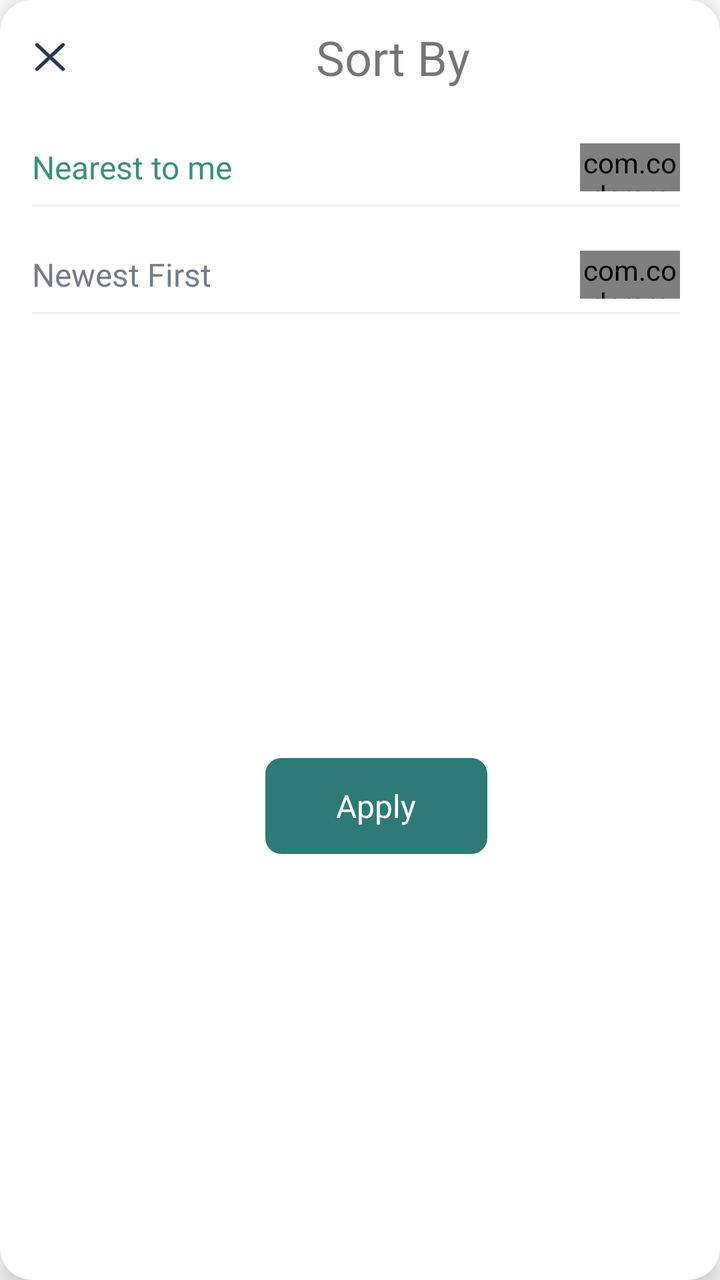
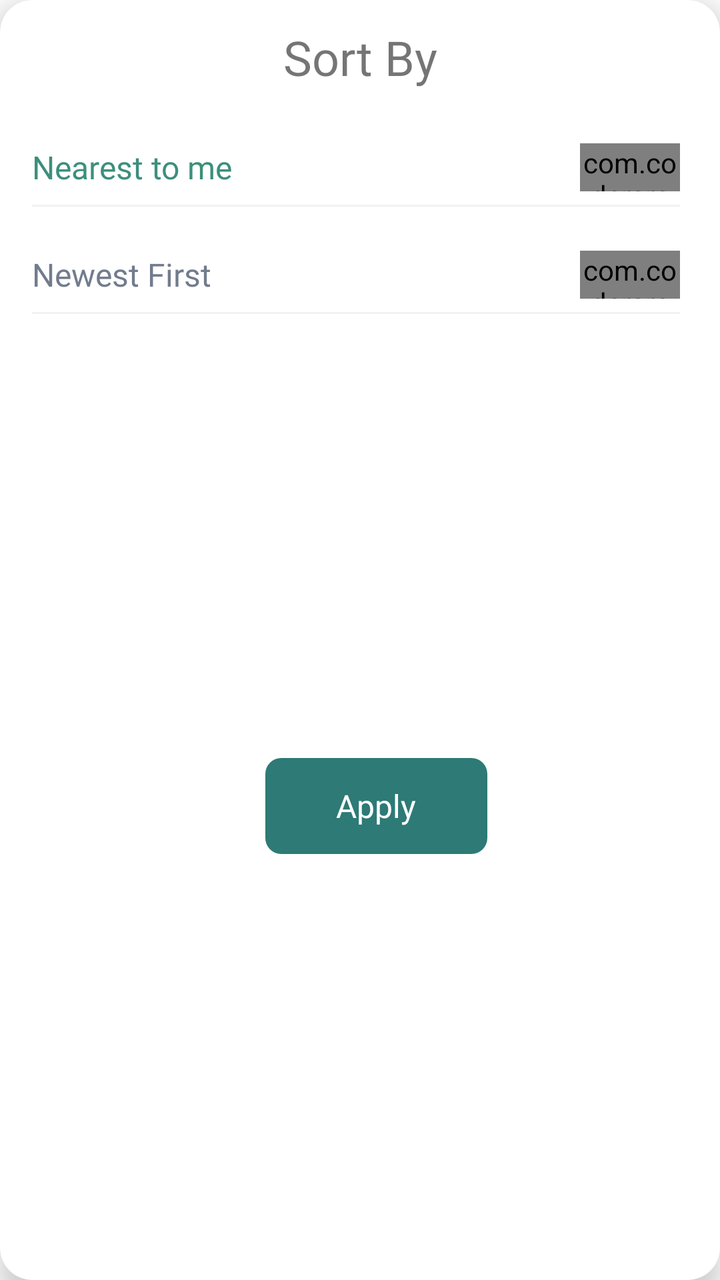

An Android layout rendered at two revisions. The XML below is the earlier revision; the diff shows what the commit changed to produce the second picture.
<!-- AndroidManifest.xml: application theme Theme.AbraaKaDabraa.App -->
<!-- res/layout/alert_nearby_filter.xml -->
<?xml version="1.0" encoding="utf-8"?>
<androidx.cardview.widget.CardView
    xmlns:android="http://schemas.android.com/apk/res/android"
    xmlns:app="http://schemas.android.com/apk/res-auto"
    android:layout_height="240dp"
    android:layout_width="300dp"
    app:cardBackgroundColor="@color/white"
    app:cardCornerRadius="@dimen/dp_16"
    app:cardElevation="8dp"
    app:layout_constraintBottom_toBottomOf="parent"
    app:layout_constraintEnd_toEndOf="parent"
    app:layout_constraintHeight_percent="0.3"
    app:layout_constraintStart_toStartOf="parent"
    app:layout_constraintTop_toTopOf="parent"
    app:layout_constraintWidth_percent="0.8">

    <androidx.constraintlayout.widget.ConstraintLayout
        android:layout_width="match_parent"
        android:layout_height="match_parent">

        <ImageView
            android:id="@+id/closeBtn"
            android:layout_width="@dimen/dp_16"
            android:layout_height="15dp"
            android:layout_marginStart="17dp"
            android:layout_marginTop="21dp"
            android:src="@drawable/ic_close_icon"
            app:layout_constraintStart_toStartOf="parent"
            app:layout_constraintTop_toTopOf="parent" />

        <TextView
            android:id="@+id/textView117"
            android:layout_width="wrap_content"
            android:layout_height="wrap_content"
            android:fontFamily="@font/montserrat_semi_bold"
            android:text="Sort By"
            android:textSize="24sp"
            app:layout_constraintBottom_toBottomOf="@+id/closeBtn"
            app:layout_constraintEnd_toEndOf="parent"
            app:layout_constraintStart_toEndOf="@+id/closeBtn"
            app:layout_constraintTop_toTopOf="@+id/closeBtn" />

        <TextView
            android:id="@+id/nearToMeTxt"
            android:layout_width="wrap_content"
            android:layout_height="wrap_content"
            android:layout_marginStart="16dp"
            android:layout_marginTop="28dp"
            android:fontFamily="@font/montserrat_medium"
            android:text="Nearest to me"
            android:textColor="@color/cat_select_color"
            android:textSize="@dimen/sp_16"
            app:layout_constraintStart_toStartOf="parent"
            app:layout_constraintTop_toBottomOf="@+id/textView117" />

        <TextView
            android:id="@+id/textView118"
            android:layout_width="0dp"
            android:layout_height="1dp"
            android:layout_marginTop="8dp"
            android:background="#F2F2F2"
            app:layout_constraintEnd_toEndOf="@+id/nearToMeSwitch"
            app:layout_constraintStart_toStartOf="@+id/nearToMeTxt"
            app:layout_constraintTop_toBottomOf="@+id/nearToMeTxt" />

        <TextView
            android:id="@+id/newrstFirstTxt"
            android:layout_width="wrap_content"
            android:layout_height="wrap_content"
            android:layout_marginTop="32dp"
            android:fontFamily="@font/montserrat_medium"
            android:text="Newest First"
            android:textColor="@color/cat_unselect_color"
            android:textSize="@dimen/sp_16"

            app:layout_constraintStart_toStartOf="@+id/nearToMeTxt"
            app:layout_constraintTop_toBottomOf="@+id/nearToMeTxt" />

        <TextView
            android:id="@+id/textView1181"
            android:layout_width="0dp"
            android:layout_height="1dp"
            android:layout_marginTop="8dp"
            android:background="#F2F2F2"
            app:layout_constraintEnd_toEndOf="@+id/newestFirstSwitch"
            app:layout_constraintStart_toStartOf="@+id/newrstFirstTxt"
            app:layout_constraintTop_toBottomOf="@+id/newrstFirstTxt" />

        <com.codersroute.flexiblewidgets.FlexibleSwitch
            android:id="@+id/nearToMeSwitch"
            android:layout_width="50dp"
            android:layout_height="24dp"
            android:layout_gravity="center"
            android:layout_marginEnd="20dp"
            android:checked="true"
            app:backgroundColorOnSwitchOff="#F0F0F8"
            app:backgroundColorOnSwitchOn="#00000029"
            app:layout_constraintBottom_toBottomOf="@+id/nearToMeTxt"
            app:layout_constraintEnd_toEndOf="parent"
            app:layout_constraintTop_toTopOf="@+id/nearToMeTxt"
            app:showText="false"
            app:strokeColorOnSwitchOff="#ADB5BD"
            app:strokeColorOnSwitchOn="#3C8F7C"
            app:strokeWidth="2dp"
            app:textColorOnSwitchOff="#ADB5BD"
            app:textColorOnSwitchOn="#3C8F7C"
            app:thumbColorOnSwitchOff="#ADB5BD"
            app:thumbColorOnSwitchOn="#3C8F7C" />

        <com.codersroute.flexiblewidgets.FlexibleSwitch
            android:id="@+id/newestFirstSwitch"
            android:layout_width="50dp"
            android:layout_height="24dp"
            android:layout_gravity="center"
            android:layout_marginEnd="20dp"
            android:checked="false"
            android:textSize="20sp"
            app:backgroundColorOnSwitchOff="#F0F0F8"
            app:backgroundColorOnSwitchOn="#00000029"
            app:layout_constraintBottom_toBottomOf="@+id/newrstFirstTxt"
            app:layout_constraintEnd_toEndOf="parent"
            app:layout_constraintTop_toTopOf="@+id/newrstFirstTxt"
            app:showText="false"
            app:strokeColorOnSwitchOff="#ADB5BD"
            app:strokeColorOnSwitchOn="#3C8F7C"
            app:strokeWidth="2dp"
            app:textColorOnSwitchOff="#ADB5BD"
            app:textColorOnSwitchOn="#3C8F7C"
            app:thumbColorOnSwitchOff="#ADB5BD"
            app:thumbColorOnSwitchOn="#3C8F7C" />

        <TextView
            android:id="@+id/applyBtn"
            android:layout_width="111dp"
            android:layout_height="48dp"
            android:layout_marginStart="16dp"
            android:layout_marginTop="33dp"
            android:layout_marginBottom="24dp"
            android:background="@drawable/btn_bg_rounded_rect"
            android:fontFamily="@font/montserrat_semi_bold"
            android:gravity="center"
            android:text="Apply"
            android:textAllCaps="false"
            android:textColor="@color/white"
            android:textSize="@dimen/sp_16"
            app:layout_constraintBottom_toBottomOf="parent"
            app:layout_constraintEnd_toEndOf="parent"
            app:layout_constraintStart_toStartOf="parent"
            app:layout_constraintTop_toBottomOf="@+id/textView1181" />

    </androidx.constraintlayout.widget.ConstraintLayout>

</androidx.cardview.widget.CardView>
<!-- resources referenced by this layout -->
<resources>
  <color name="cat_select_color">#3C8F7C</color>
  <color name="cat_unselect_color">#727C8E</color>
  <color name="white">#FFFFFFFF</color>
  <dimen name="dp_16">16dp</dimen>
  <dimen name="sp_16">16sp</dimen>
  <!-- drawable btn_bg_rounded_rect (drawable) -->
  <shape xmlns:android="http://schemas.android.com/apk/res/android"
      android:shape="rectangle">
  
      <solid android:color="@color/new_button_color" />
  
      <corners android:radius="8dp" />
  
  </shape>
  <!-- drawable ic_close_icon (drawable) -->
  <vector xmlns:android="http://schemas.android.com/apk/res/android"
      android:width="17.134dp"
      android:height="16.095dp"
      android:viewportWidth="17.134"
      android:viewportHeight="16.095">
    <path
        android:pathData="M14.954,15.319l-0.094,-0.078 -6.293,-5.873 -6.293,5.873a1.052,1.052 0,0 1,-1.415 0,0.888 0.888,0 0,1 -0.083,-1.232l0.083,-0.087 6.293,-5.874 -6.293,-5.873a0.892,0.892 0,0 1,0 -1.32,1.054 1.054,0 0,1 1.32,-0.077l0.094,0.077 6.293,5.873 6.293,-5.873a1.051,1.051 0,0 1,1.414 0,0.888 0.888,0 0,1 0.084,1.232l-0.084,0.088 -6.293,5.873 6.293,5.874a0.889,0.889 0,0 1,0 1.319,1.033 1.033,0 0,1 -0.707,0.274A1.043,1.043 0,0 1,14.954 15.319Z"
        android:strokeWidth="1"
        android:fillColor="#223749"
        android:strokeColor="#00000000"/>
  </vector>
  <style name="Theme.AbraaKaDabraa.App" parent="Theme.MaterialComponents.Light.DarkActionBar">
          <item name="colorPrimary">@color/theme_color</item>
          <item name="colorPrimaryVariant">@color/theme_color</item>
          <item name="colorOnPrimary">@color/theme_color</item>
      </style>
  <color name="new_button_color">#2D7A76</color>
  <color name="theme_color">#416D49</color>
</resources>

<!-- the commit's change to res/layout/alert_nearby_filter.xml (unified diff, before → after) -->
@@ -25,6 +25,7 @@
             android:layout_marginStart="17dp"
             android:layout_marginTop="21dp"
             android:src="@drawable/ic_close_icon"
+            android:visibility="invisible"
             app:layout_constraintStart_toStartOf="parent"
             app:layout_constraintTop_toTopOf="parent" />
 
@@ -32,13 +33,14 @@
             android:id="@+id/textView117"
             android:layout_width="wrap_content"
             android:layout_height="wrap_content"
+            android:layout_marginTop="21dp"
             android:fontFamily="@font/montserrat_semi_bold"
             android:text="Sort By"
             android:textSize="24sp"
             app:layout_constraintBottom_toBottomOf="@+id/closeBtn"
             app:layout_constraintEnd_toEndOf="parent"
-            app:layout_constraintStart_toEndOf="@+id/closeBtn"
-            app:layout_constraintTop_toTopOf="@+id/closeBtn" />
+            app:layout_constraintStart_toStartOf="parent"
+            app:layout_constraintTop_toTopOf="parent" />
 
         <TextView
             android:id="@+id/nearToMeTxt"
